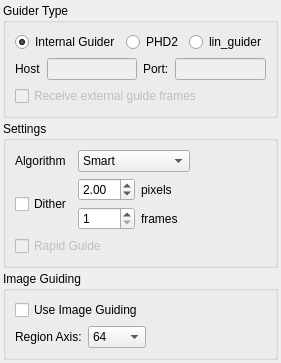
First picture: the form in kstars/ekos/guide/opsguide.ui, repository KDE/kstars, before the edit.
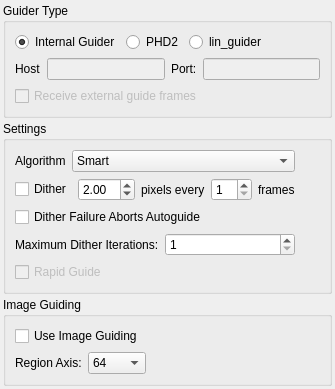
Second picture: the form after the edit.

Commit message: + Add timeout to guide module for capture timeouts + Add dithering maximum interation options + Add whether dithering failure causes autoguiding to abort. It is false by default

Diff of the .ui file:
```diff
--- a/kstars/ekos/guide/opsguide.ui
+++ b/kstars/ekos/guide/opsguide.ui
@@ -6,8 +6,8 @@
    <rect>
     <x>0</x>
     <y>0</y>
-    <width>261</width>
-    <height>334</height>
+    <width>335</width>
+    <height>362</height>
    </rect>
   </property>
   <layout class="QVBoxLayout" name="verticalLayout_2">
@@ -150,16 +150,26 @@
      <property name="title">
       <string>Settings</string>
      </property>
-     <layout class="QGridLayout" name="gridLayout_2">
-      <item row="0" column="0">
+     <layout class="QHBoxLayout" name="horizontalLayout_6">
+      <item>
+       <layout class="QVBoxLayout" name="verticalLayout_4">
+        <item>
+         <layout class="QHBoxLayout" name="horizontalLayout_3">
+          <item>
        <widget class="QLabel" name="l_19">
         <property name="text">
          <string>Algorithm</string>
         </property>
        </widget>
       </item>
-      <item row="0" column="1">
+          <item>
        <widget class="QComboBox" name="kcfg_GuideAlgorithm">
+            <property name="sizePolicy">
+             <sizepolicy hsizetype="MinimumExpanding" vsizetype="Fixed">
+              <horstretch>0</horstretch>
+              <verstretch>0</verstretch>
+             </sizepolicy>
+            </property>
         <item>
          <property name="text">
           <string>Smart</string>
@@ -182,20 +192,11 @@
         </item>
        </widget>
       </item>
-      <item row="0" column="2">
-       <spacer name="horizontalSpacer">
-        <property name="orientation">
-         <enum>Qt::Horizontal</enum>
-        </property>
-        <property name="sizeHint" stdset="0">
-         <size>
-          <width>40</width>
-          <height>20</height>
-         </size>
-        </property>
-       </spacer>
-      </item>
-      <item row="1" column="0">
+         </layout>
+        </item>
+        <item>
+         <layout class="QHBoxLayout" name="horizontalLayout_4">
+          <item>
        <widget class="QCheckBox" name="kcfg_DitherEnabled">
         <property name="toolTip">
          <string>Move locked guiding square location after frame capture</string>
@@ -205,9 +206,7 @@
         </property>
        </widget>
       </item>
-      <item row="1" column="1">
-       <layout class="QGridLayout" name="gridLayout">
-        <item row="0" column="0">
+          <item>
          <widget class="QDoubleSpinBox" name="kcfg_DitherPixels">
           <property name="toolTip">
            <string>Number of pixels to move the guiding square in a random direction.</string>
@@ -226,14 +225,14 @@
           </property>
          </widget>
         </item>
-        <item row="0" column="1">
+          <item>
          <widget class="QLabel" name="l_22">
           <property name="text">
-           <string>pixels</string>
+             <string>pixels every</string>
           </property>
          </widget>
         </item>
-        <item row="1" column="0">
+          <item>
          <widget class="QSpinBox" name="kcfg_DitherFrames">
           <property name="toolTip">
            <string>Dither after this many frames</string>
@@ -243,7 +242,7 @@
           </property>
          </widget>
         </item>
-        <item row="1" column="1">
+          <item>
          <widget class="QLabel" name="label">
           <property name="text">
            <string>frames</string>
@@ -252,7 +251,44 @@
         </item>
        </layout>
       </item>
-      <item row="2" column="0" colspan="2">
+        <item>
+         <widget class="QCheckBox" name="kcfg_DitherFailAbortsAutoGuide">
+          <property name="toolTip">
+           <string>&lt;html&gt;&lt;head/&gt;&lt;body&gt;&lt;p&gt;If checked, autoguiding is aborted when dithering fails. Otherwise, guiding resumes normally.&lt;/p&gt;&lt;/body&gt;&lt;/html&gt;</string>
+          </property>
+          <property name="text">
+           <string>Dither Failure Aborts Autoguide</string>
+          </property>
+         </widget>
+        </item>
+        <item>
+         <layout class="QHBoxLayout" name="horizontalLayout_5">
+          <item>
+           <widget class="QLabel" name="label_3">
+            <property name="toolTip">
+             <string>&lt;html&gt;&lt;head/&gt;&lt;body&gt;&lt;p&gt;Maximim dithering iteration attempts before giving up&lt;/p&gt;&lt;/body&gt;&lt;/html&gt;</string>
+            </property>
+            <property name="text">
+             <string>Maximum Dither Iterations:</string>
+            </property>
+           </widget>
+          </item>
+          <item>
+           <widget class="QSpinBox" name="kcfg_DitherMaxIterations">
+            <property name="toolTip">
+             <string>&lt;html&gt;&lt;head/&gt;&lt;body&gt;&lt;p&gt;Maximim dithering iteration attempts before giving up&lt;/p&gt;&lt;/body&gt;&lt;/html&gt;</string>
+            </property>
+            <property name="minimum">
+             <number>1</number>
+            </property>
+            <property name="maximum">
+             <number>30</number>
+            </property>
+           </widget>
+          </item>
+         </layout>
+        </item>
+        <item>
        <widget class="QCheckBox" name="kcfg_RapidGuideEnabled">
         <property name="enabled">
          <bool>false</bool>
@@ -261,6 +297,21 @@
          <string>Rapid Guide</string>
         </property>
        </widget>
+        </item>
+       </layout>
+      </item>
+      <item>
+       <spacer name="horizontalSpacer">
+        <property name="orientation">
+         <enum>Qt::Horizontal</enum>
+        </property>
+        <property name="sizeHint" stdset="0">
+         <size>
+          <width>28</width>
+          <height>20</height>
+         </size>
+        </property>
+       </spacer>
       </item>
      </layout>
     </widget>
```
Left out of the diff: 2 changed lines with no effect on the pictures. Lines whose indentation alone changed are shown as unchanged. The commit also changes 6 other files.
